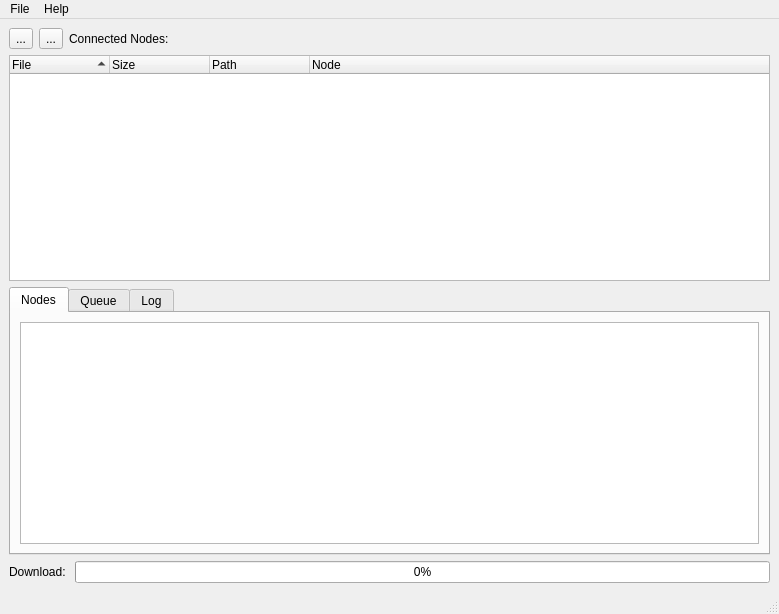
Above: ui/main_alt.ui from j0z/Crescendo before the change. Below: the same form after it.
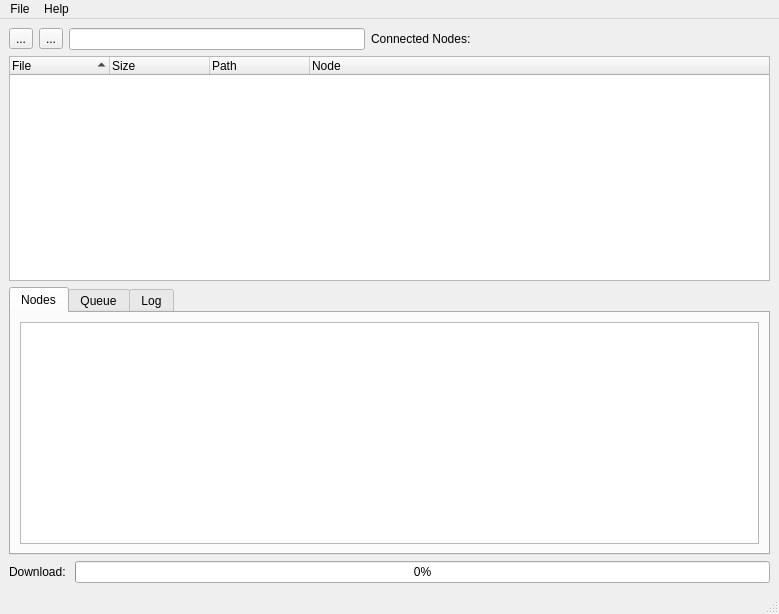
That is the form after the change. Icons and pictures are not drawn.

Diff of the .ui file:
```diff
--- a/ui/main_alt.ui
+++ b/ui/main_alt.ui
@@ -53,6 +53,9 @@
           </property>
          </widget>
         </item>
+        <item>
+         <widget class="QLineEdit" name="lne_ip"/>
+        </item>
         <item>
          <widget class="QLabel" name="lab_connected_nodes">
           <property name="text">
```
